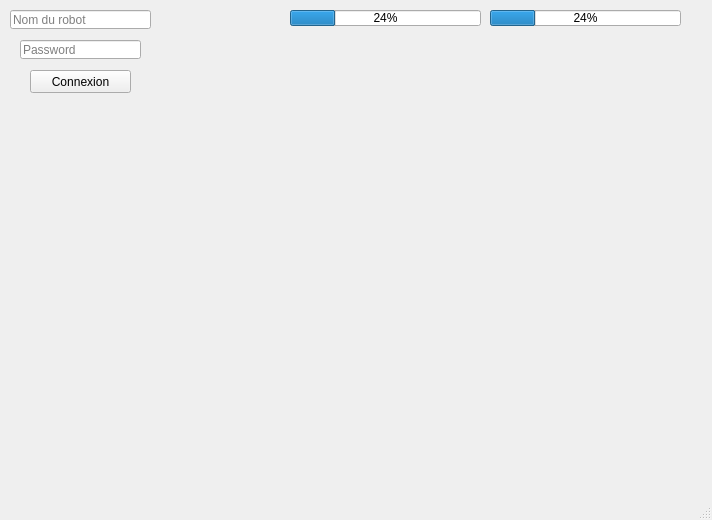
Above: mainwindow.ui from test-Melodie/Projet before the change. Below: the same form after it.
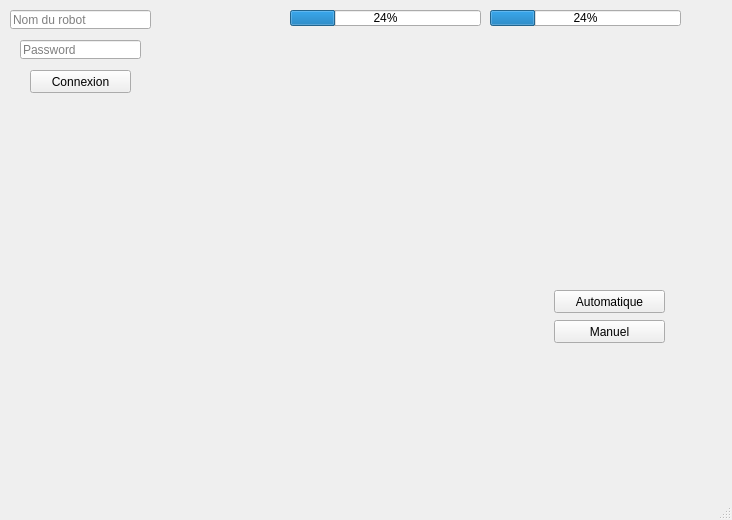
That is the form after the change.

Commit message: Troisième

Diff of the .ui file:
```diff
--- a/mainwindow.ui
+++ b/mainwindow.ui
@@ -6,7 +6,7 @@
    <rect>
     <x>0</x>
     <y>0</y>
-    <width>712</width>
+    <width>732</width>
     <height>520</height>
    </rect>
   </property>
@@ -88,6 +88,32 @@
      <number>24</number>
     </property>
    </widget>
+   <widget class="QPushButton" name="pushButton_2">
+    <property name="geometry">
+     <rect>
+      <x>554</x>
+      <y>290</y>
+      <width>111</width>
+      <height>23</height>
+     </rect>
+    </property>
+    <property name="text">
+     <string>Automatique</string>
+    </property>
+   </widget>
+   <widget class="QPushButton" name="pushButton_3">
+    <property name="geometry">
+     <rect>
+      <x>554</x>
+      <y>320</y>
+      <width>111</width>
+      <height>23</height>
+     </rect>
+    </property>
+    <property name="text">
+     <string>Manuel</string>
+    </property>
+   </widget>
   </widget>
   <widget class="QMenuBar" name="menubar">
    <property name="geometry">
```
Left out of the diff: 34 changed lines with no effect on the pictures. The commit also changes 1 other file.
